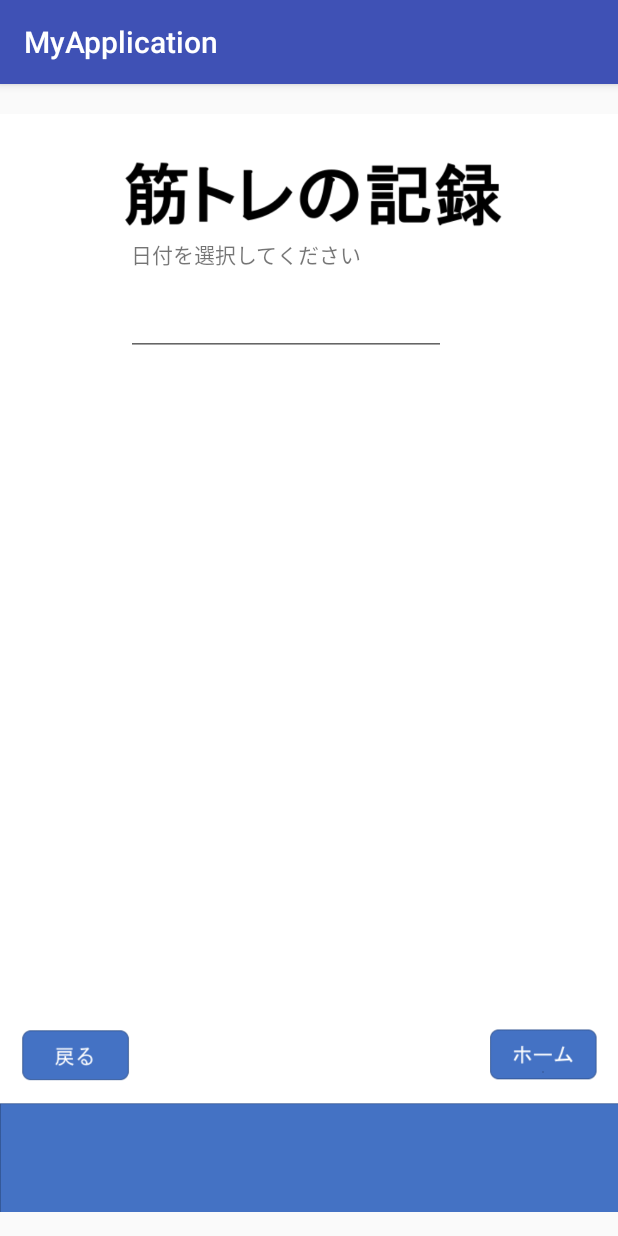
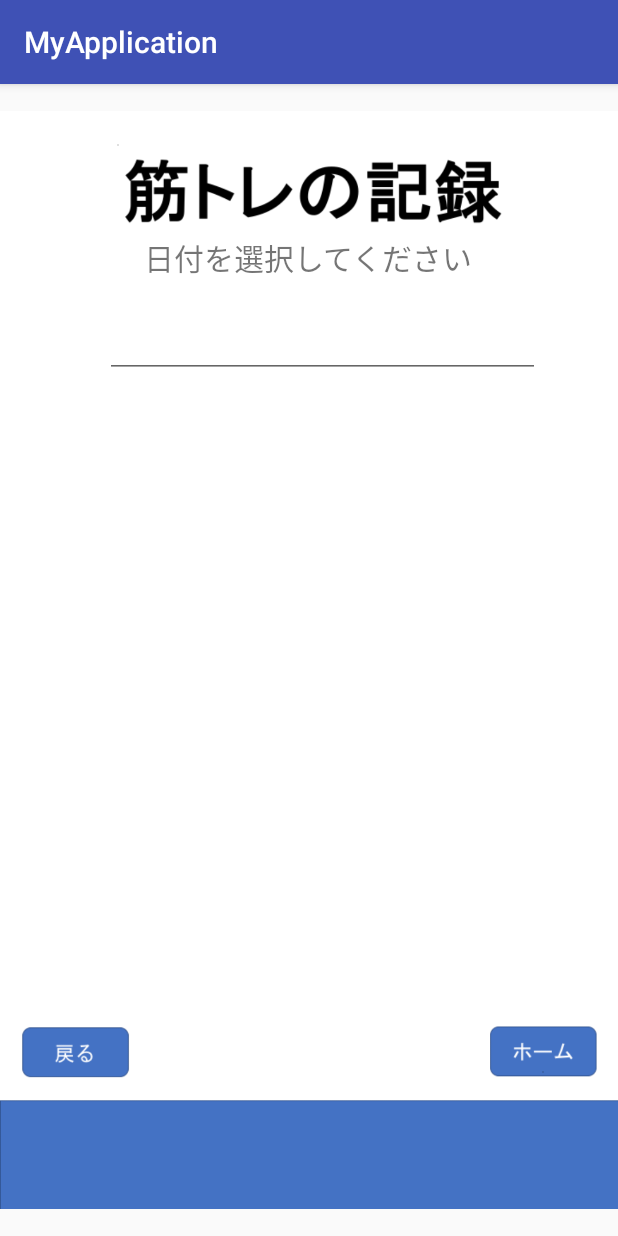
Before and after one commit to KKIRIN7/MyApplication, an Android app: the CalenderActivity screen opened directly, with no data from a screen before it, on a phone screen of 412 x 824 dp. Run offline under Robolectric (Android 15) with nearby library versions, the phone set to English and light mode, and no system bars.

Commit message:
DB動作のサンプルとDBを反映したカレンダーです

```diff
--- a/app/src/main/AndroidManifest.xml
+++ b/app/src/main/AndroidManifest.xml
@@ -9,7 +9,8 @@
         android:roundIcon="@mipmap/ic_launcher_round"
         android:supportsRtl="true"
         android:theme="@style/AppTheme">
-        <activity android:name=".InputNewPasswordActivity"></activity>
+        <activity android:name=".DBActivity"></activity>
+        <activity android:name=".InputNewPasswordActivity" />
         <activity android:name=".Input_New_PasswordActivity" />
         <activity android:name=".CalenderAdapterActivity" />
         <activity android:name=".hikitugiErrorActivity" />
--- a/app/src/main/java/com/example/myapplication/CalenderActivity.java
+++ b/app/src/main/java/com/example/myapplication/CalenderActivity.java
@@ -4,16 +4,25 @@ import androidx.appcompat.app.AppCompatActivity;
 
 import android.app.DatePickerDialog;
 import android.content.Intent;
+import android.database.Cursor;
+import android.database.sqlite.SQLiteDatabase;
 import android.os.Bundle;
+import android.util.Log;
 import android.view.View;
+import android.widget.Button;
 import android.widget.DatePicker;
 import android.widget.EditText;
+import android.widget.TextView;
 
 import java.util.Calendar;
 
 public class CalenderActivity extends AppCompatActivity {
     //部品の変数
     EditText showDate;
+    private TextView textView;
+    private EditText editTextKey, editTextValue;
+    private MyOpenHelper helper;
+    private SQLiteDatabase db;
 
     @Override
     protected void onCreate(Bundle savedInstanceState) {
@@ -38,6 +47,7 @@ public class CalenderActivity extends AppCompatActivity {
                             public void onDateSet(DatePicker view, int year, int month, int dayOfMonth) {
                                 //setした日付を取得して表示
                                 showDate.setText(String.format("%d / %02d / %02d", year, month+1, dayOfMonth));
+                                searchData(db, year, month+1, dayOfMonth);
                             }
                         },
                         date.get(Calendar.YEAR),
@@ -51,6 +61,47 @@ public class CalenderActivity extends AppCompatActivity {
             }
         });
 
+        editTextKey = findViewById(R.id.edit_text_key);
+        editTextValue = findViewById(R.id.edit_text_value);
+
+        textView = findViewById(R.id.text_view);
+
+        if(helper == null){
+            helper = new MyOpenHelper(getApplicationContext());
+        }
+
+        if(db == null){
+            db = helper.getReadableDatabase();
+        }
+        Log.d("debug","**********Cursor");
+
+        Cursor cursor = db.query(
+                "trainrecorddb",
+                new String[] { "trainname", "setnum" },
+                null,
+                null,
+                null,
+                null,
+                null
+        );
+
+        cursor.moveToFirst();
+
+        StringBuilder sbuilder = new StringBuilder();
+
+        for (int i = 0; i < cursor.getCount(); i++) {
+            sbuilder.append(cursor.getString(0));
+            sbuilder.append("　　");
+            sbuilder.append(cursor.getInt(1));
+            sbuilder.append("\n");
+            cursor.moveToNext();
+        }
+
+        // 忘れずに！
+        cursor.close();
+
+        Log.d("debug","**********"+sbuilder.toString());
+        textView.setText(sbuilder.toString());
     }
 
     public void onClick0(View v) {
@@ -58,4 +109,49 @@ public class CalenderActivity extends AppCompatActivity {
         startActivity(intent);
     }
 
+    public void onClick1(View v) {
+        Intent intent = new Intent(this, DBActivity.class);
+        startActivity(intent);
+    }
+
+
+    private void searchData(SQLiteDatabase db, int year, int month, int dayOfMonth) {
+        if(helper == null){
+            helper = new MyOpenHelper(getApplicationContext());
+        }
+
+        if(db == null){
+            db = helper.getReadableDatabase();
+        }
+        Log.d("debug","**********Cursor");
+
+        String key = String.format("%d%02d%02d", year, month, dayOfMonth);
+        Cursor cursor = db.query(
+                "trainrecorddb",
+                new String[] { "trainname", "setnum" },
+                "trainname = \"" + key + "\"",
+                null,
+                null,
+                null,
+                null
+        );
+
+        cursor.moveToFirst();
+
+        StringBuilder sbuilder = new StringBuilder();
+
+        for (int i = 0; i < cursor.getCount(); i++) {
+            sbuilder.append(cursor.getString(0));
+            sbuilder.append("　　");
+            sbuilder.append(cursor.getInt(1));
+            sbuilder.append("\n");
+            cursor.moveToNext();
+        }
+
+        // 忘れずに！
+        cursor.close();
+
+        Log.d("debug","**********"+sbuilder.toString());
+        textView.setText(sbuilder.toString());
+    }
 }
--- /dev/null
+++ b/app/src/main/java/com/example/myapplication/MyOpenHelper.java
@@ -0,0 +1,70 @@
+package com.example.myapplication;
+
+import android.content.Context;
+import android.database.sqlite.SQLiteDatabase;
+import android.database.sqlite.SQLiteOpenHelper;
+import android.util.Log;
+
+public class MyOpenHelper extends SQLiteOpenHelper {
+
+    // データーベースのバージョン
+    private static final int DATABASE_VERSION = 1;
+
+    // データーベース名
+    private static final String DATABASE_NAME = "TrainRecord.db";
+    private static final String TABLE_NAME = "trainrecorddb";
+    private static final String _ID = "_id";
+    private static final String COLUMN_NAME_TITLE1 = "date";
+    private static final String COLUMN_NAME_TITLE2 = "trainname";
+    private static final String COLUMN_NAME_TITLE3 = "setnum";
+    private static final String COLUMN_NAME_TITLE4 = "frequency";
+    private static final String COLUMN_NAME_TITLE5 = "time";
+
+    private static final String COLUMN_NAME_TITLE6 = "mailaddress";
+    private static final String COLUMN_NAME_TITLE7 = "login";
+
+    private static final String SQL_CREATE_ENTRIES =
+            "CREATE TABLE " + TABLE_NAME + " (" +
+                    _ID + " INTEGER PRIMARY KEY," +
+                    COLUMN_NAME_TITLE1 + " NUMERIC," +
+                    COLUMN_NAME_TITLE2 + " TEXT," +
+                    COLUMN_NAME_TITLE3 + " INTEGER," +
+                    COLUMN_NAME_TITLE4 + " INTEGER," +
+                    COLUMN_NAME_TITLE5 + " INTEGER)";
+
+    private static final String SQL_DELETE_ENTRIES =
+            "DROP TABLE IF EXISTS " + TABLE_NAME;
+
+
+    MyOpenHelper(Context context) {
+        super(context, DATABASE_NAME, null, DATABASE_VERSION);
+
+    }
+
+    @Override
+    public void onCreate(SQLiteDatabase db) {
+
+        // テーブル作成
+        // SQLiteファイルがなければSQLiteファイルが作成される
+        db.execSQL(
+                SQL_CREATE_ENTRIES
+        );
+
+        Log.d("debug", "onCreate(SQLiteDatabase db)");
+
+    }
+
+    @Override
+    public void onUpgrade(SQLiteDatabase db, int oldVersion, int newVersion) {
+        // アップデートの判別
+        db.execSQL(
+                SQL_DELETE_ENTRIES
+        );
+        onCreate(db);
+    }
+
+    public void onDowngrade(SQLiteDatabase db, int oldVersion, int newVersion) {
+        onUpgrade(db, oldVersion, newVersion);
+    }
+
+}
--- a/app/src/main/res/layout/activity_calender.xml
+++ b/app/src/main/res/layout/activity_calender.xml
@@ -14,17 +14,17 @@
         android:layout_alignParentBottom="true"
         android:layout_marginBottom="-2dp"
         app:layout_constraintBottom_toBottomOf="parent"
-        app:layout_constraintHorizontal_bias="1.0"
+        app:layout_constraintHorizontal_bias="0.0"
         app:layout_constraintLeft_toLeftOf="parent"
         app:layout_constraintRight_toRightOf="parent"
         app:layout_constraintTop_toTopOf="parent"
-        app:layout_constraintVertical_bias="1.0"
+        app:layout_constraintVertical_bias="0.0"
         app:srcCompat="@drawable/calender" />
 
     <EditText
         android:id="@+id/showDate"
-        android:layout_width="wrap_content"
-        android:layout_height="wrap_content"
+        android:layout_width="290dp"
+        android:layout_height="62dp"
         android:layout_below="@+id/textView"
         android:layout_alignParentStart="true"
         android:layout_alignParentLeft="true"
@@ -33,26 +33,30 @@
         android:ems="10"
         android:focusable="false"
         android:inputType="date"
+        android:textAlignment="center"
+        android:textSize="32sp"
         app:layout_constraintBottom_toBottomOf="@+id/imageView21"
         app:layout_constraintEnd_toEndOf="@+id/imageView21"
-        app:layout_constraintHorizontal_bias="0.424"
+        app:layout_constraintHorizontal_bias="0.575"
         app:layout_constraintStart_toStartOf="@+id/imageView21"
         app:layout_constraintTop_toTopOf="parent"
-        app:layout_constraintVertical_bias="0.188" />
+        app:layout_constraintVertical_bias="0.19" />
 
     <TextView
         android:id="@+id/textView"
-        android:layout_width="210dp"
-        android:layout_height="58dp"
+        android:layout_width="310dp"
+        android:layout_height="44dp"
         android:layout_alignParentTop="true"
         android:layout_centerHorizontal="true"
         android:text="日付を選択してください"
+        android:textAlignment="center"
+        android:textSize="20sp"
         app:layout_constraintBottom_toBottomOf="@+id/imageView21"
         app:layout_constraintEnd_toEndOf="@+id/imageView21"
-        app:layout_constraintHorizontal_bias="0.432"
+        app:layout_constraintHorizontal_bias="0.495"
         app:layout_constraintStart_toStartOf="@+id/imageView21"
         app:layout_constraintTop_toTopOf="parent"
-        app:layout_constraintVertical_bias="0.144" />
+        app:layout_constraintVertical_bias="0.139" />
 
     <ImageButton
         android:id="@+id/imageButtonAccount"
@@ -74,5 +78,45 @@
         app:layout_constraintVertical_bias="0.882"
         app:srcCompat="?attr/actionBarDivider" />
 
+    <ImageButton
+        android:id="@+id/imageButtonBlankPassword2"
+        android:layout_width="141dp"
+        android:layout_height="65dp"
+        android:layout_marginStart="8dp"
+        android:layout_marginLeft="8dp"
+        android:layout_marginTop="8dp"
+        android:layout_marginEnd="8dp"
+        android:layout_marginRight="8dp"
+        android:layout_marginBottom="8dp"
+        android:background="@null"
+        android:onClick="onClick1"
+        app:layout_constraintBottom_toBottomOf="parent"
+        app:layout_constraintEnd_toEndOf="parent"
+        app:layout_constraintHorizontal_bias="0.0"
+        app:layout_constraintStart_toStartOf="parent"
+        app:layout_constraintTop_toTopOf="parent"
+        app:layout_constraintVertical_bias="0.0"
+        app:srcCompat="?attr/actionBarDivider" />
+
+    <ScrollView
+        android:id="@+id/scrollView"
+        android:layout_width="300dp"
+        android:layout_height="200dp"
+        android:textAlignment="center"
+        app:layout_constraintBottom_toBottomOf="parent"
+        app:layout_constraintEnd_toEndOf="parent"
+        app:layout_constraintHorizontal_bias="0.495"
+        app:layout_constraintStart_toStartOf="parent"
+        app:layout_constraintTop_toBottomOf="@+id/showDate"
+        app:layout_constraintVertical_bias="0.444">
+        <!-- スクロールさせたいTextView -->
+        <TextView
+            android:id="@+id/text_view"
+            android:layout_width="wrap_content"
+            android:layout_height="wrap_content"
+            android:text=""
+            android:textSize="32sp" />
+    </ScrollView>
+
 
 </androidx.constraintlayout.widget.ConstraintLayout>
--- a/app/src/main/res/values/strings.xml
+++ b/app/src/main/res/values/strings.xml
@@ -1,3 +1,7 @@
 <resources>
     <string name="app_name">MyApplication</string>
+    <string name="hint_key">company</string>
+    <string name="hint_value">US$price</string>
+    <string name="insert">insert</string>
+    <string name="read">read</string>
 </resources>
```
Also changed, not shown: app/src/main/java/com/example/myapplication/DBActivity.java (added, +182 -0 lines), app/src/main/res/layout/activity_db.xml (added, +126 -0 lines).
